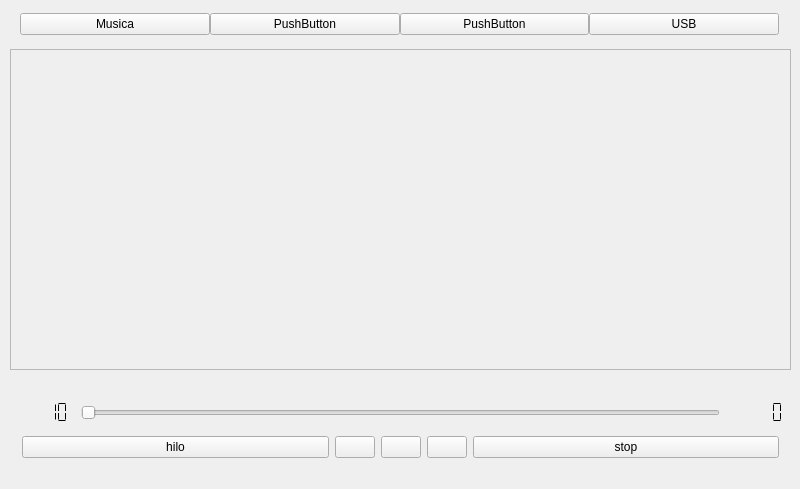
The window that M_A_C/Forms/mainwindow.ui (4k1x/M_A_C) describes before a commit, drawn with Qt 5.
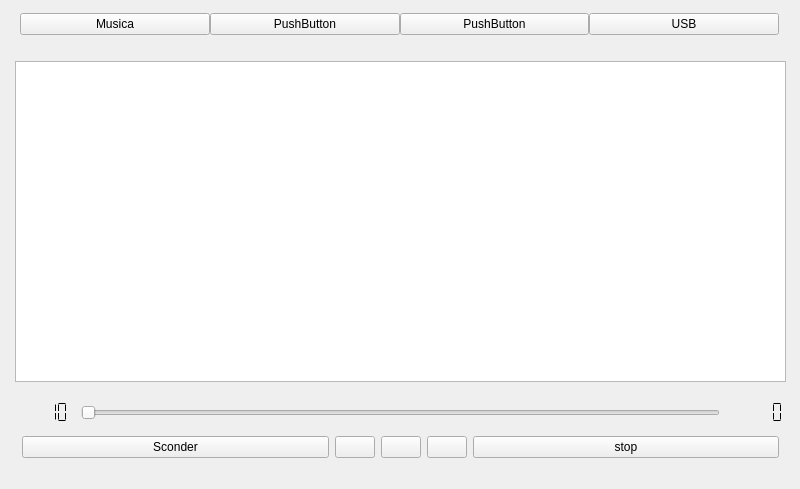
The same window after the commit. Icons and pictures are not drawn.

Commit message: Tree para mostrar archivos

What changed in the file:
```diff
--- a/M_A_C/Forms/mainwindow.ui
+++ b/M_A_C/Forms/mainwindow.ui
@@ -161,7 +161,7 @@
         <item>
          <widget class="QPushButton" name="btn_hilo">
           <property name="text">
-           <string>hilo</string>
+           <string>Sconder</string>
           </property>
          </widget>
         </item>
@@ -246,34 +246,27 @@
      </item>
     </layout>
    </widget>
-   <widget class="QScrollArea" name="scrollArea">
-    <property name="enabled">
-     <bool>false</bool>
-    </property>
+   <widget class="QTreeView" name="treeView">
     <property name="geometry">
      <rect>
-      <x>10</x>
-      <y>49</y>
-      <width>781</width>
+      <x>15</x>
+      <y>61</y>
+      <width>771</width>
       <height>321</height>
      </rect>
     </property>
-    <property name="widgetResizable">
+    <property name="sizePolicy">
+     <sizepolicy hsizetype="Fixed" vsizetype="Fixed">
+      <horstretch>0</horstretch>
+      <verstretch>0</verstretch>
+     </sizepolicy>
+    </property>
+    <property name="horizontalScrollBarPolicy">
+     <enum>Qt::ScrollBarAlwaysOff</enum>
+    </property>
+    <attribute name="headerHighlightSections">
      <bool>true</bool>
-    </property>
-    <widget class="QWidget" name="scrollAreaWidgetContents">
-     <property name="enabled">
-      <bool>false</bool>
-     </property>
-     <property name="geometry">
-      <rect>
-       <x>0</x>
-       <y>0</y>
-       <width>779</width>
-       <height>319</height>
-      </rect>
-     </property>
-    </widget>
+    </attribute>
    </widget>
   </widget>
   <widget class="QMenuBar" name="menuBar">
```
The commit also changes 5 other files.
